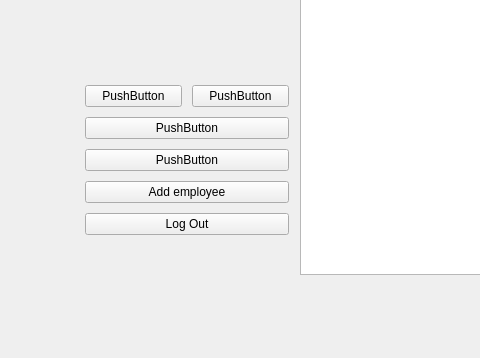
First picture: the form in src/app/ui/main_window.ui, repository TIS2023-FMFI/pracovne-instrukcie, before the edit; both pictures show x 0 to 480 and y 246 to 604 of the 1027 by 604 pixel window.
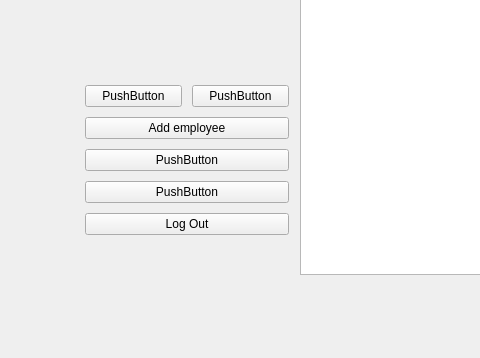
Second picture: the form after the edit. Icons and pictures are not drawn.

Commit message: change the button placement

```diff
--- a/src/app/ui/main_window.ui
+++ b/src/app/ui/main_window.ui
@@ -112,20 +112,6 @@
                                 </item>
                             </layout>
                         </item>
-                        <item>
-                            <widget class="QPushButton" name="pushButton_3">
-                                <property name="text">
-                                    <string>PushButton</string>
-                                </property>
-                            </widget>
-                        </item>
-                        <item>
-                            <widget class="QPushButton" name="pushButton_2">
-                                <property name="text">
-                                    <string>PushButton</string>
-                                </property>
-                            </widget>
-                        </item>
                         <item>
                             <widget class="QPushButton" name="add_employee_button">
                                 <property name="text">
@@ -133,6 +119,20 @@
                                 </property>
                             </widget>
                         </item>
+      <item>
+       <widget class="QPushButton" name="pushButton_2">
+        <property name="text">
+         <string>PushButton</string>
+        </property>
+       </widget>
+      </item>
+      <item>
+       <widget class="QPushButton" name="pushButton_4">
+        <property name="text">
+         <string>PushButton</string>
+        </property>
+       </widget>
+      </item>
                         <item>
                             <widget class="QPushButton" name="logout_button">
                                 <property name="text">
```
Lines whose indentation alone changed are shown as unchanged.
